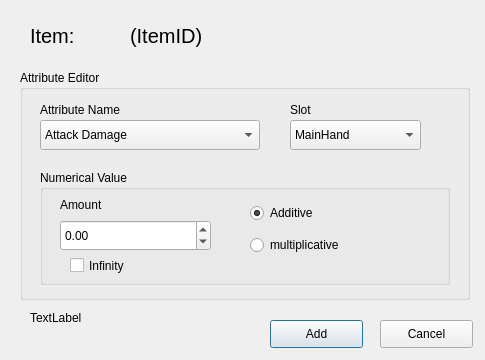
Elivicti/CustomGive, file VS2019-Solution/Attri.ui: the form before one commit.
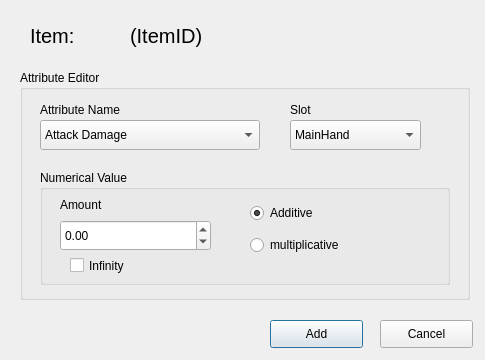
The form after the commit.

Patch:
```diff
--- a/VS2019-Solution/Attri.ui
+++ b/VS2019-Solution/Attri.ui
@@ -318,19 +318,6 @@
     <string>Cancel</string>
    </property>
   </widget>
-  <widget class="QLabel" name="label">
-   <property name="geometry">
-    <rect>
-     <x>30</x>
-     <y>310</y>
-     <width>411</width>
-     <height>16</height>
-    </rect>
-   </property>
-   <property name="text">
-    <string>TextLabel</string>
-   </property>
-  </widget>
  </widget>
  <layoutdefault spacing="6" margin="11"/>
  <tabstops>
```
